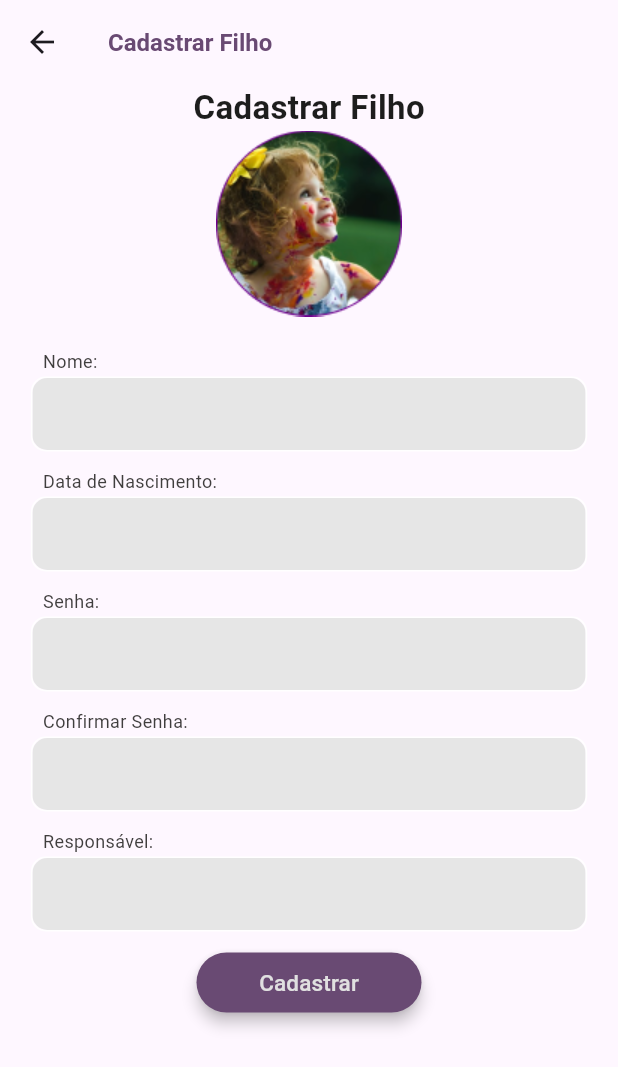
After one commit to vielmateus/codebusters-flutter, a Flutter app: the SelectChildMonitoring screen opened by its route, after a tap on "Cadastrar Filho", on a phone screen of 412 x 824 dp. The commit adds this screen. Shown: the top 1067 px of the screen. Run offline on Flutter 3.47's test engine with Material 2 defaults, Android fonts, the phone set to English and light mode, and no system bars; our stand-ins replace animated_splash_screen, convex_bottom_bar, dio, flutter_dotenv, mobx, percent_indicator and 1 more; missing offline and left inert: validatorless; accounts and stored records are empty; generated files the repository leaves out were written again; network calls fail.

Commit message:
criado a rota de cadastro de filho e selecao de filho

```diff
--- /dev/null
+++ b/lib/app/core/ui/screens/adult/objectives/register_child_monitoring.dart
@@ -0,0 +1,56 @@
+import 'package:flutter/material.dart';
+import 'package:flutter_hackaton/app/core/ui/ui_config.dart';
+import 'package:flutter_hackaton/app/core/ui/widgets/button_color_dark.dart';
+import 'package:flutter_hackaton/app/core/ui/widgets/text_field_outline.dart';
+
+class RegisterChildMonitoring extends StatelessWidget {
+  const RegisterChildMonitoring({super.key});
+
+  @override
+  Widget build(BuildContext context) {
+    return Scaffold(
+      appBar: AppBar(
+        title: Text('Cadastrar Filho',
+            style: TextStyle(
+                color: UiConfig.colorScheme.primary,
+                fontWeight: FontWeight.bold,
+                fontSize: 16)),
+      ),
+      body: SingleChildScrollView(
+        child: Column(
+          crossAxisAlignment: CrossAxisAlignment.center,
+          children: [
+            Text(
+              'Cadastrar Filho',
+              style: TextStyle(
+                fontSize: 22,
+                fontWeight: FontWeight.bold,
+                color: UiConfig.colorScheme.secondary,
+              ),
+            ),
+            Image.asset('assets/images/child_example.png'),
+            const SizedBox(height: 15),
+            TextFieldOutline(label: 'Nome:'),
+            const SizedBox(height: 5),
+            TextFieldOutline(label: 'Data de Nascimento:'),
+            const SizedBox(height: 5),
+            TextFieldOutline(label: 'Senha:'),
+            const SizedBox(height: 5),
+            TextFieldOutline(label: 'Confirmar Senha:'),
+            const SizedBox(height: 5),
+            TextFieldOutline(label: 'Responsável:'),
+            const SizedBox(height: 10),
+            Row(
+              mainAxisAlignment: MainAxisAlignment.center,
+              children: [
+                ButtonColorDark(label: 'Cadastrar', onPressed: () {
+                  Navigator.pushNamed(context, '/selectChildMonitoring');
+                }),
+              ],
+            ),
+          ],
+        ),
+      ),
+    );
+  }
+}
--- a/lib/app/core/ui/screens/adult/objectives/select_child_monitoring.dart
+++ b/lib/app/core/ui/screens/adult/objectives/select_child_monitoring.dart
@@ -1,7 +1,6 @@
 import 'package:flutter/material.dart';
 import 'package:flutter_hackaton/app/core/ui/ui_config.dart';
 import 'package:flutter_hackaton/app/core/ui/widgets/botton_navigation_bar_icon.dart';
-import '../../../widgets/button_color_dark.dart';
 
 class SelectChildMonitoring extends StatelessWidget {
   const SelectChildMonitoring({super.key});
@@ -11,7 +10,8 @@ class SelectChildMonitoring extends StatelessWidget {
     return Scaffold(
       appBar: AppBar(
         backgroundColor: UiConfig.colorScheme.surface,
-          title: const Text('Selecionar Filho')),
+        title: const Text('Selecionar Filho'),
+      ),
       backgroundColor: UiConfig.colorScheme.surface,
       bottomNavigationBar: const BottonNavigationBarIcon(),
       body: SingleChildScrollView(
@@ -24,7 +24,11 @@ class SelectChildMonitoring extends StatelessWidget {
               const SizedBox(
                 height: 60,
               ),
-              Container(
+              GestureDetector(
+                onTap: () {
+                  Navigator.of(context).pushNamed('/monitoringDataPage');
+                },
+                child: Container(
                   width: MediaQuery.of(context).size.width,
                   height: 85,
                   decoration: BoxDecoration(
@@ -46,11 +50,12 @@ class SelectChildMonitoring extends StatelessWidget {
                             crossAxisAlignment: CrossAxisAlignment.start,
                             children: [
                               Text(
-                              'Calos Eduardo',
+                                'Carlos Eduardo',
                                 style: TextStyle(
                                   fontWeight: FontWeight.bold,
                                   fontSize: 26,
-                                  color: UiConfig.colorScheme.primary),
+                                  color: UiConfig.colorScheme.primary,
+                                ),
                               ),
                             ],
                           ),
@@ -59,12 +64,14 @@ class SelectChildMonitoring extends StatelessWidget {
                     ),
                   ),
                 ),
+              ),
               const SizedBox(
                 height: 500,
               ),
               Row(
                 mainAxisAlignment: MainAxisAlignment.center,
-                children: [        SizedBox(
+                children: [
+                  SizedBox(
                     width: 200,
                     height: 50,
                     child: ElevatedButton(
@@ -77,7 +84,7 @@ class SelectChildMonitoring extends StatelessWidget {
                         ),
                       ),
                       onPressed: () {
-                      Navigator.of(context).pushNamed('/registerChildPage');
+                        Navigator.of(context).pushNamed('/registerChildMonitoring');
                       },
                       child: Text(
                         'Cadastrar Filho',
--- a/lib/app/core/ui/screens/child/home/home_page_child.dart
+++ b/lib/app/core/ui/screens/child/home/home_page_child.dart
@@ -69,7 +69,8 @@ class HomePageChild extends StatelessWidget {
                   dirImage: 'assets/icons/icon_logout.png',
                   onPressed: () {
                     Navigator.pushNamed(context, '/ageGroupPage');
-                  } ),
+                }
+              ),
             ],
           ),
         ),
--- a/lib/app/core/ui/screens/child/login/login_child_page.dart
+++ b/lib/app/core/ui/screens/child/login/login_child_page.dart
@@ -5,7 +5,7 @@ import 'package:flutter_hackaton/app/core/ui/widgets/text_field_outline.dart';
 
 class LoginChildPage extends StatelessWidget {
 
-  const LoginChildPage({ super.key });
+  LoginChildPage({ super.key});
 
   @override
    Widget build(BuildContext context) {
@@ -78,7 +78,9 @@ class LoginChildPage extends StatelessWidget {
                         ButtonColorDark(
                           label: 'Entrar',
                           onPressed: () {
+
                             Navigator.of(context).pushNamed('/homePageChild');
+
                           },
                         ),
                       ],
--- a/lib/main.dart
+++ b/lib/main.dart
@@ -9,6 +9,7 @@ import 'package:flutter_hackaton/app/core/ui/screens/adult/money/pay_reward_page
 import 'package:flutter_hackaton/app/core/ui/screens/adult/objectives/edit_activities_page.dart';
 import 'package:flutter_hackaton/app/core/ui/screens/adult/objectives/monitoring_data_page.dart';
 import 'package:flutter_hackaton/app/core/ui/screens/adult/objectives/new_activite_page.dart';
+import 'package:flutter_hackaton/app/core/ui/screens/adult/objectives/register_child_monitoring.dart';
 import 'package:flutter_hackaton/app/core/ui/screens/adult/wallet/sucess_recharge.dart';
 import 'package:flutter_hackaton/app/core/ui/screens/adult/wallet/wallet_page.dart';
 import 'package:flutter_hackaton/app/core/ui/screens/age_group_page.dart';
@@ -43,7 +44,7 @@ class MyApp extends StatelessWidget {
         '/homePage': (context) => const HomePage(),
         '/homePageChild': (context) => const HomePageChild(),
         '/ageGroupPage': (context) => const AgeGroupPage(),
-        '/loginChildPage': (context) => const LoginChildPage(),
+        '/loginChildPage': (context) => LoginChildPage(),
         '/loginAdultPage': (context) => const LoginAdultPage(),
         '/registerAdultPage': (context) => RegisterAdultPage(),
         '/registerChildPage': (context) => const RegisterChildPage(),
@@ -62,6 +63,7 @@ class MyApp extends StatelessWidget {
         '/piggyBankPage': (context) => const PiggyBankPage(),
         '/activitiesChild': (context) => const ActivitiesChildPage(),
         '/selectChildMonitoring': (context) => const SelectChildMonitoring(),
+        '/registerChildMonitoring': (context) => const RegisterChildMonitoring(),
       },
       debugShowCheckedModeBanner: false,
       home: AnimatedSplashScreen.withScreenFunction(
```
Lines whose indentation alone changed are shown as unchanged.
